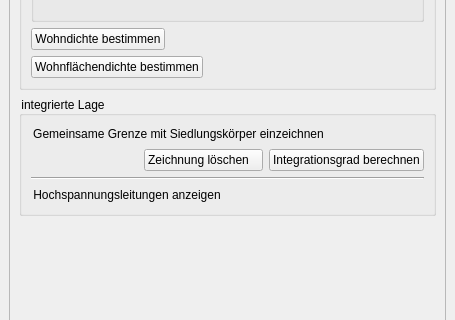
First picture: the form in projektcheck/ui/ProjektCheck_dockwidget_analysis_05-Fl.ui, repository projektcheck/ProjektCheck-QGIS, before the edit; both pictures show x 0 to 455 and y 104 to 424 of the 455 by 896 pixel window.
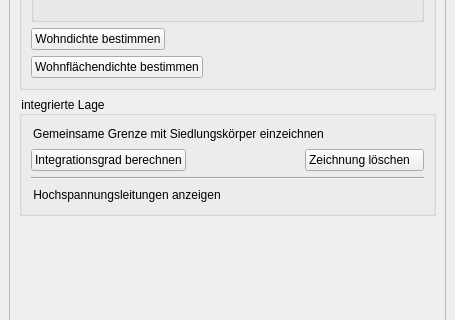
Second picture: the form after the edit. Icons and pictures are not drawn. Custom widgets are drawn as their Qt base class.

Commit message: landuse - power lines layer

The edit to the form file:
```diff
--- a/projektcheck/ui/ProjektCheck_dockwidget_analysis_05-Fl.ui
+++ b/projektcheck/ui/ProjektCheck_dockwidget_analysis_05-Fl.ui
@@ -203,6 +203,26 @@
              <property name="topMargin">
               <number>0</number>
              </property>
+             <item>
+              <widget class="QPushButton" name="pushButton_29">
+               <property name="sizePolicy">
+                <sizepolicy hsizetype="Fixed" vsizetype="Fixed">
+                 <horstretch>0</horstretch>
+                 <verstretch>0</verstretch>
+                </sizepolicy>
+               </property>
+               <property name="layoutDirection">
+                <enum>Qt::LeftToRight</enum>
+               </property>
+               <property name="text">
+                <string>Integrationsgrad berechnen</string>
+               </property>
+               <property name="icon">
+                <iconset>
+                 <normaloff>../../images/iconset_mob/20190619_iconset_mob_calculate_statistics_1.png</normaloff>../../images/iconset_mob/20190619_iconset_mob_calculate_statistics_1.png</iconset>
+               </property>
+              </widget>
+             </item>
              <item>
               <spacer name="horizontalSpacer">
                <property name="orientation">
@@ -242,26 +262,6 @@
                </property>
               </widget>
              </item>
-             <item>
-              <widget class="QPushButton" name="pushButton_29">
-               <property name="sizePolicy">
-                <sizepolicy hsizetype="Fixed" vsizetype="Fixed">
-                 <horstretch>0</horstretch>
-                 <verstretch>0</verstretch>
-                </sizepolicy>
-               </property>
-               <property name="layoutDirection">
-                <enum>Qt::LeftToRight</enum>
-               </property>
-               <property name="text">
-                <string>Integrationsgrad berechnen</string>
-               </property>
-               <property name="icon">
-                <iconset>
-                 <normaloff>../../images/iconset_mob/20190619_iconset_mob_calculate_statistics_1.png</normaloff>../../images/iconset_mob/20190619_iconset_mob_calculate_statistics_1.png</iconset>
-               </property>
-              </widget>
-             </item>
             </layout>
            </item>
            <item>
```
Left out of the diff: 2 changed lines with no effect on the pictures. The commit also changes 1 other file.
